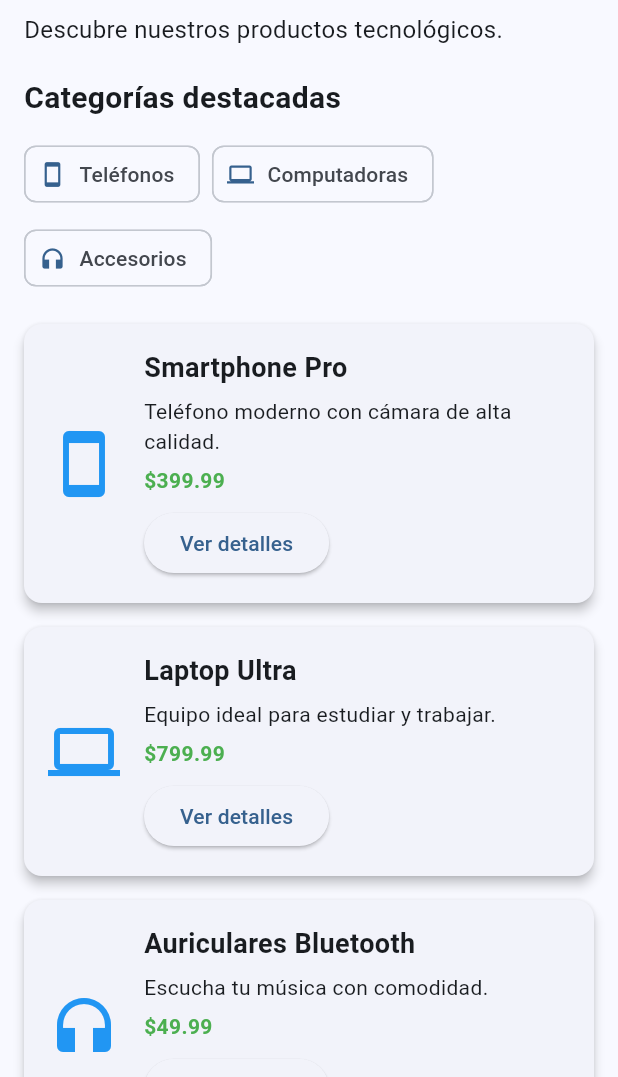
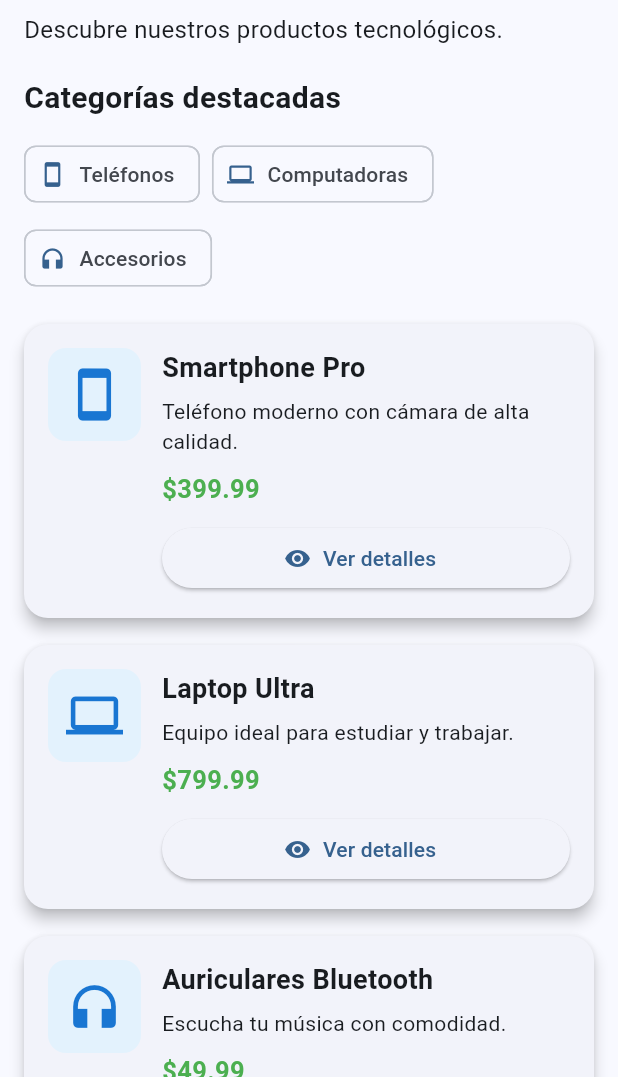
Before and after one commit to ajtorres-creator/APP_FLUTTER, a Flutter app: the screen it shows after launch, on a phone screen of 412 x 824 dp, the part 159-1236 px from its top. Run offline on Flutter 3.47's test engine with Material 3 defaults, Android fonts, the phone set to English and light mode, and no system bars.

Commit message:
style: mejorar presentacion de tarjetas de productos

```diff
--- a/lib/widgets/product_card.dart
+++ b/lib/widgets/product_card.dart
@@ -19,14 +19,23 @@ class ProductCard extends StatelessWidget {
   @override
   Widget build(BuildContext context) {
     return Card(
-      margin: const EdgeInsets.only(bottom: 16),
-      elevation: 3,
+      margin: const EdgeInsets.only(bottom: 18),
+      elevation: 4,
+      shape: RoundedRectangleBorder(borderRadius: BorderRadius.circular(16)),
       child: Padding(
         padding: const EdgeInsets.all(16),
         child: Row(
+          crossAxisAlignment: CrossAxisAlignment.start,
           children: [
-            Icon(icon, size: 48, color: Colors.blue),
-            const SizedBox(width: 16),
+            Container(
+              padding: const EdgeInsets.all(12),
+              decoration: BoxDecoration(
+                color: Colors.blue.shade50,
+                borderRadius: BorderRadius.circular(12),
+              ),
+              child: Icon(icon, size: 38, color: Colors.blue.shade700),
+            ),
+            const SizedBox(width: 14),
             Expanded(
               child: Column(
                 crossAxisAlignment: CrossAxisAlignment.start,
@@ -40,16 +49,19 @@ class ProductCard extends StatelessWidget {
                   ),
                   const SizedBox(height: 6),
                   Text(description),
-                  const SizedBox(height: 6),
+                  const SizedBox(height: 10),
                   Text(
                     price,
                     style: const TextStyle(
+                      fontSize: 17,
                       color: Colors.green,
                       fontWeight: FontWeight.bold,
                     ),
                   ),
-                  const SizedBox(height: 8),
-                  ElevatedButton(
+                  const SizedBox(height: 10),
+                  SizedBox(
+                    width: double.infinity,
+                    child: ElevatedButton.icon(
                       onPressed: () {
                         Navigator.push(
                           context,
@@ -62,7 +74,9 @@ class ProductCard extends StatelessWidget {
                           ),
                         );
                       },
-                    child: const Text('Ver detalles'),
+                      icon: const Icon(Icons.visibility),
+                      label: const Text('Ver detalles'),
+                    ),
                   ),
                 ],
               ),
```
Lines whose indentation alone changed are shown as unchanged.
